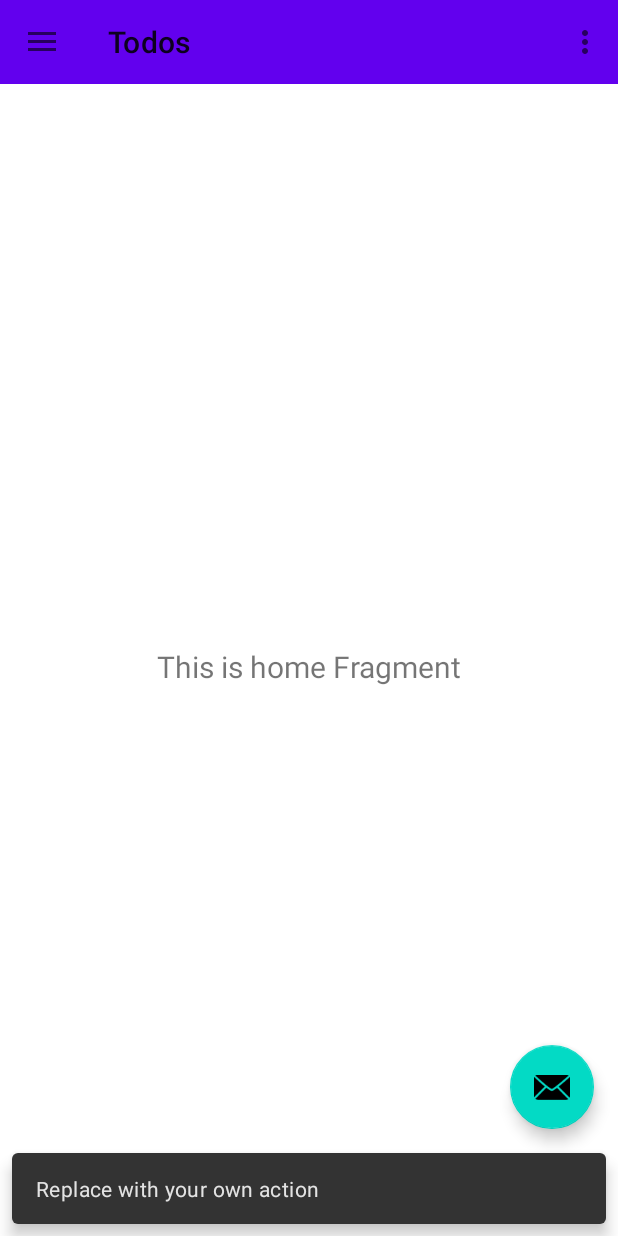
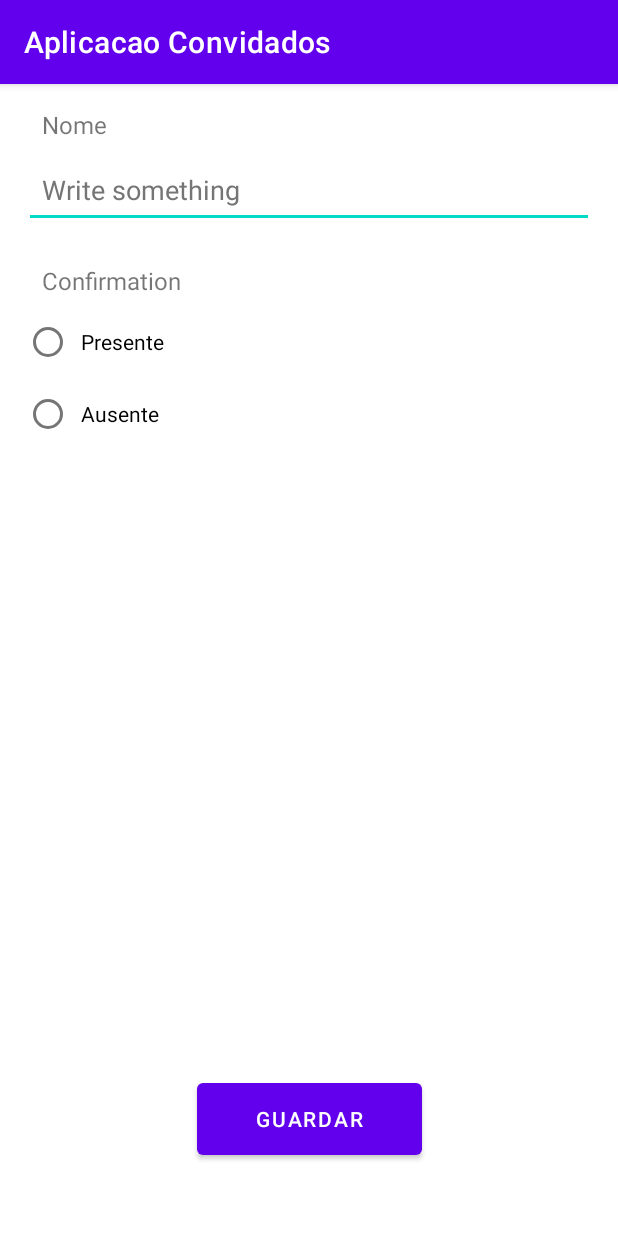
Before and after one commit to OL-sergio/Aplicacao_Convidados, an Android app: the screen it shows after launch (MainActivity before the commit, GuestFormActivity after it), after a tap on an icon or button, on a phone screen of 412 x 824 dp. Run offline under Robolectric (Android 15) with nearby library versions, the phone set to English and light mode, and no system bars; our stand-ins replace navigation-ui.

Commit message:
Work Done: - Add items: - GuestFormActivity.kt
- Updated items:
- Creating layout and Implementation Design.

- Notes:
-...

```diff
--- a/app/src/main/AndroidManifest.xml
+++ b/app/src/main/AndroidManifest.xml
@@ -10,6 +10,9 @@
         android:roundIcon="@mipmap/ic_launcher_round"
         android:supportsRtl="true"
         android:theme="@style/Theme.AplicacaoConvidados">
+        <activity
+            android:name=".GuestFormActivity"
+            android:exported="false" />
         <activity
             android:name=".MainActivity"
             android:exported="true"
--- /dev/null
+++ b/app/src/main/java/mvvm/roomdatabase/aplicacaoconvidados/GuestFormActivity.kt
@@ -0,0 +1,11 @@
+package mvvm.roomdatabase.aplicacaoconvidados
+
+import androidx.appcompat.app.AppCompatActivity
+import android.os.Bundle
+
+class GuestFormActivity : AppCompatActivity() {
+    override fun onCreate(savedInstanceState: Bundle?) {
+        super.onCreate(savedInstanceState)
+        setContentView(R.layout.activity_guest_form)
+    }
+}
--- a/app/src/main/java/mvvm/roomdatabase/aplicacaoconvidados/MainActivity.kt
+++ b/app/src/main/java/mvvm/roomdatabase/aplicacaoconvidados/MainActivity.kt
@@ -1,5 +1,6 @@
 package mvvm.roomdatabase.aplicacaoconvidados
 
+import android.content.Intent
 import android.os.Bundle
 import android.view.Menu
 import com.google.android.material.snackbar.Snackbar
@@ -28,9 +29,12 @@ class MainActivity : AppCompatActivity() {
 
         setSupportActionBar(binding.appBarMain.toolbar)
 
-        binding.appBarMain.fab.setOnClickListener { view ->
-            Snackbar.make(view, "Replace with your own action", Snackbar.LENGTH_LONG)
-                .setAction("Action", null).show()
+        binding.appBarMain.fab.setOnClickListener { _ ->
+
+            val intent = Intent(applicationContext, GuestFormActivity::class.java)
+            startActivity(intent)
+
+
         }
         val drawerLayout: DrawerLayout = binding.drawerLayout
 
--- a/app/src/main/java/mvvm/roomdatabase/aplicacaoconvidados/ui/presentes/PresentesViewModel.kt
+++ b/app/src/main/java/mvvm/roomdatabase/aplicacaoconvidados/ui/presentes/PresentesViewModel.kt
@@ -7,7 +7,7 @@ import androidx.lifecycle.ViewModel
 class PresentesViewModel : ViewModel() {
 
     private val _text = MutableLiveData<String>().apply {
-        value = "This is Presentes Fragment"
+        value = "This is presentes Fragment"
     }
     val text: LiveData<String> = _text
 }
--- a/app/src/main/java/mvvm/roomdatabase/aplicacaoconvidados/ui/todos/TodosViewModel.kt
+++ b/app/src/main/java/mvvm/roomdatabase/aplicacaoconvidados/ui/todos/TodosViewModel.kt
@@ -7,7 +7,7 @@ import androidx.lifecycle.ViewModel
 class TodosViewModel : ViewModel() {
 
     private val _text = MutableLiveData<String>().apply {
-        value = "This is home Fragment"
+        value = "This is todos Fragment"
     }
     val text: LiveData<String> = _text
 }
--- /dev/null
+++ b/app/src/main/res/layout/activity_guest_form.xml
@@ -0,0 +1,94 @@
+<?xml version="1.0" encoding="utf-8"?>
+<androidx.constraintlayout.widget.ConstraintLayout xmlns:android="http://schemas.android.com/apk/res/android"
+    xmlns:app="http://schemas.android.com/apk/res-auto"
+    xmlns:tools="http://schemas.android.com/tools"
+    android:layout_width="match_parent"
+    android:layout_height="match_parent"
+    android:padding="16dp"
+    tools:context=".GuestFormActivity">
+
+    <TextView
+        android:id="@+id/textView_Nome"
+        android:layout_width="0dp"
+        android:layout_height="wrap_content"
+        android:paddingStart="12dp"
+        android:textSize="16sp"
+        android:text="@string/nome"
+        app:layout_constraintEnd_toEndOf="parent"
+        app:layout_constraintStart_toStartOf="parent"
+        app:layout_constraintTop_toTopOf="parent"
+        tools:ignore="RtlSymmetry" />
+
+    <EditText
+        android:id="@+id/editText"
+        android:layout_width="0dp"
+        android:layout_height="50dp"
+        android:layout_marginTop="8dp"
+        android:hint="@string/write_something"
+        android:inputType="textPersonName"
+        android:paddingStart="12dp"
+        android:textColorHint="#757575"
+        app:layout_constraintEnd_toEndOf="parent"
+        app:layout_constraintStart_toStartOf="parent"
+        app:layout_constraintTop_toBottomOf="@+id/textView_Nome"
+        tools:ignore="Autofill,RtlSymmetry" />
+
+
+    <TextView
+        android:id="@+id/textView_Confirmation"
+        android:layout_width="0dp"
+        android:layout_height="wrap_content"
+        android:layout_marginTop="24dp"
+        android:layout_marginBottom="8dp"
+        android:paddingStart="12dp"
+        android:text="@string/confirmation"
+        android:textSize="16sp"
+        app:layout_constraintBottom_toTopOf="@+id/radioGroup"
+        app:layout_constraintEnd_toEndOf="parent"
+        app:layout_constraintHorizontal_bias="1.0"
+        app:layout_constraintStart_toStartOf="parent"
+        app:layout_constraintTop_toBottomOf="@+id/editText"
+        tools:ignore="RtlSymmetry" />
+
+    <RadioGroup
+        android:id="@+id/radioGroup"
+        android:layout_width="match_parent"
+        android:layout_height="wrap_content"
+        android:layout_marginTop="6dp"
+        app:layout_constraintEnd_toEndOf="parent"
+        app:layout_constraintStart_toStartOf="parent"
+        app:layout_constraintTop_toBottomOf="@+id/textView_Confirmation">
+
+        <RadioButton
+            android:id="@+id/radioButton_presente"
+            android:layout_width="wrap_content"
+            android:layout_height="wrap_content"
+            android:paddingStart="6dp"
+            android:text="@string/presente"
+            app:layout_constraintEnd_toEndOf="parent"
+            app:layout_constraintStart_toStartOf="parent"
+            app:layout_constraintTop_toBottomOf="parent"
+            tools:ignore="RtlSymmetry" />
+
+        <RadioButton
+            android:id="@+id/radioButton_ausente"
+            android:layout_width="wrap_content"
+            android:layout_height="wrap_content"
+            android:paddingStart="6dp"
+            android:text="@string/ausente"
+            app:layout_constraintEnd_toEndOf="parent"
+            app:layout_constraintStart_toStartOf="parent"
+            app:layout_constraintTop_toBottomOf="parent"
+            tools:ignore="RtlSymmetry" />
+    </RadioGroup>
+
+    <Button
+        android:id="@+id/button_GuardarInformação"
+        android:layout_width="150dp"
+        android:layout_height="60dp"
+        android:layout_marginBottom="32dp"
+        android:text="@string/guardar"
+        app:layout_constraintBottom_toBottomOf="parent"
+        app:layout_constraintEnd_toEndOf="parent"
+        app:layout_constraintStart_toStartOf="parent" />
+</androidx.constraintlayout.widget.ConstraintLayout>
--- a/app/src/main/res/values/strings.xml
+++ b/app/src/main/res/values/strings.xml
@@ -14,4 +14,10 @@
     <string name="todos">Todos</string>
     <string name="ausentes">Ausentes</string>
     <string name="presentes">Presentes</string>
+    <string name="nome">Nome</string>
+    <string name="write_something">Write something</string>
+    <string name="presente">Presente</string>
+    <string name="ausente">Ausente</string>
+    <string name="confirmation">Confirmation</string>
+    <string name="guardar">Guardar</string>
 </resources>
```
